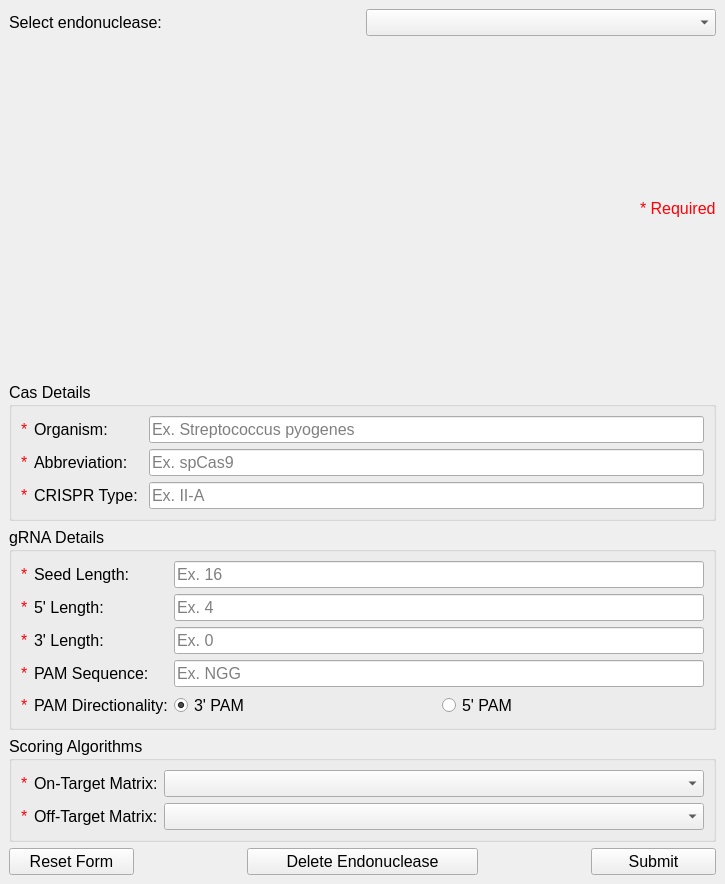
Above: src/ui/new_endonuclease_window.ui from TrinhLab/CASPERapp before the change. Below: the same form after it.
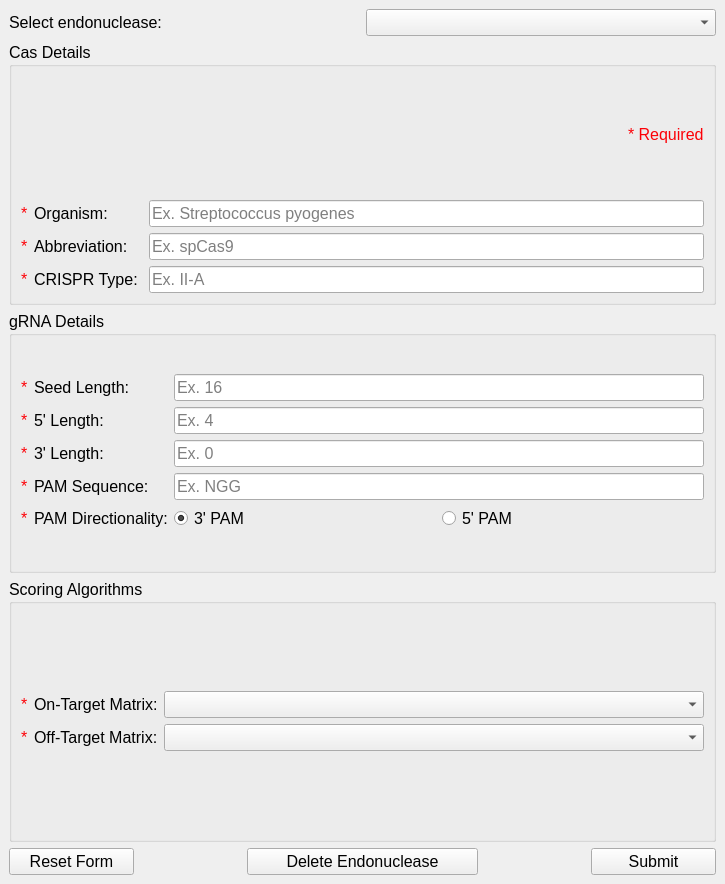
That is the form after the change.

Patch:
```diff
--- a/src/ui/new_endonuclease_window.ui
+++ b/src/ui/new_endonuclease_window.ui
@@ -86,7 +86,7 @@
       </item>
      </layout>
     </item>
-    <item row="10" column="0">
+    <item row="9" column="0">
      <layout class="QGridLayout" name="gridLayout">
       <item row="0" column="0">
        <layout class="QVBoxLayout" name="verticalLayout">
@@ -194,6 +194,33 @@
              </item>
             </layout>
            </item>
+           <item row="0" column="0">
+            <layout class="QHBoxLayout" name="horizontalLayout_2">
+             <property name="bottomMargin">
+              <number>0</number>
+             </property>
+             <item>
+              <spacer name="horizontalSpacer">
+               <property name="orientation">
+                <enum>Qt::Horizontal</enum>
+               </property>
+               <property name="sizeHint" stdset="0">
+                <size>
+                 <width>40</width>
+                 <height>20</height>
+                </size>
+               </property>
+              </spacer>
+             </item>
+             <item>
+              <widget class="QLabel" name="lblRequired">
+               <property name="text">
+                <string>&lt;html&gt;&lt;head/&gt;&lt;body&gt;&lt;p&gt;&lt;span style=&quot; color:#fc0107;&quot;&gt;* Required&lt;/span&gt;&lt;/p&gt;&lt;/body&gt;&lt;/html&gt;</string>
+               </property>
+              </widget>
+             </item>
+            </layout>
+           </item>
           </layout>
          </widget>
         </item>
@@ -459,39 +486,6 @@
       </item>
      </layout>
     </item>
-    <item row="6" column="0">
-     <layout class="QHBoxLayout" name="horizontalLayout_2">
-      <property name="spacing">
-       <number>-1</number>
-      </property>
-      <property name="sizeConstraint">
-       <enum>QLayout::SetDefaultConstraint</enum>
-      </property>
-      <property name="bottomMargin">
-       <number>0</number>
-      </property>
-      <item>
-       <spacer name="horizontalSpacer">
-        <property name="orientation">
-         <enum>Qt::Horizontal</enum>
-        </property>
-        <property name="sizeHint" stdset="0">
-         <size>
-          <width>40</width>
-          <height>20</height>
-         </size>
-        </property>
-       </spacer>
-      </item>
-      <item>
-       <widget class="QLabel" name="lblRequired">
-        <property name="text">
-         <string>&lt;html&gt;&lt;head/&gt;&lt;body&gt;&lt;p&gt;&lt;span style=&quot; color:#fc0107;&quot;&gt;* Required&lt;/span&gt;&lt;/p&gt;&lt;/body&gt;&lt;/html&gt;</string>
-        </property>
-       </widget>
-      </item>
-     </layout>
-    </item>
    </layout>
   </widget>
  </widget>
```
Left out of the diff: 2 changed lines with no effect on the pictures.
